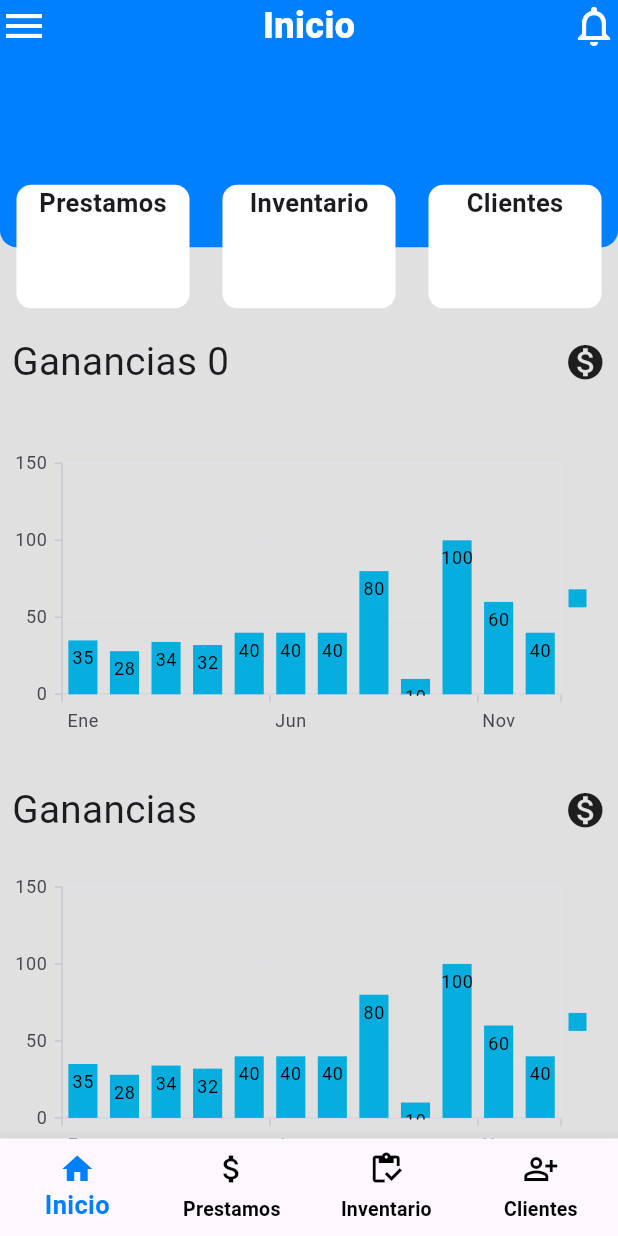
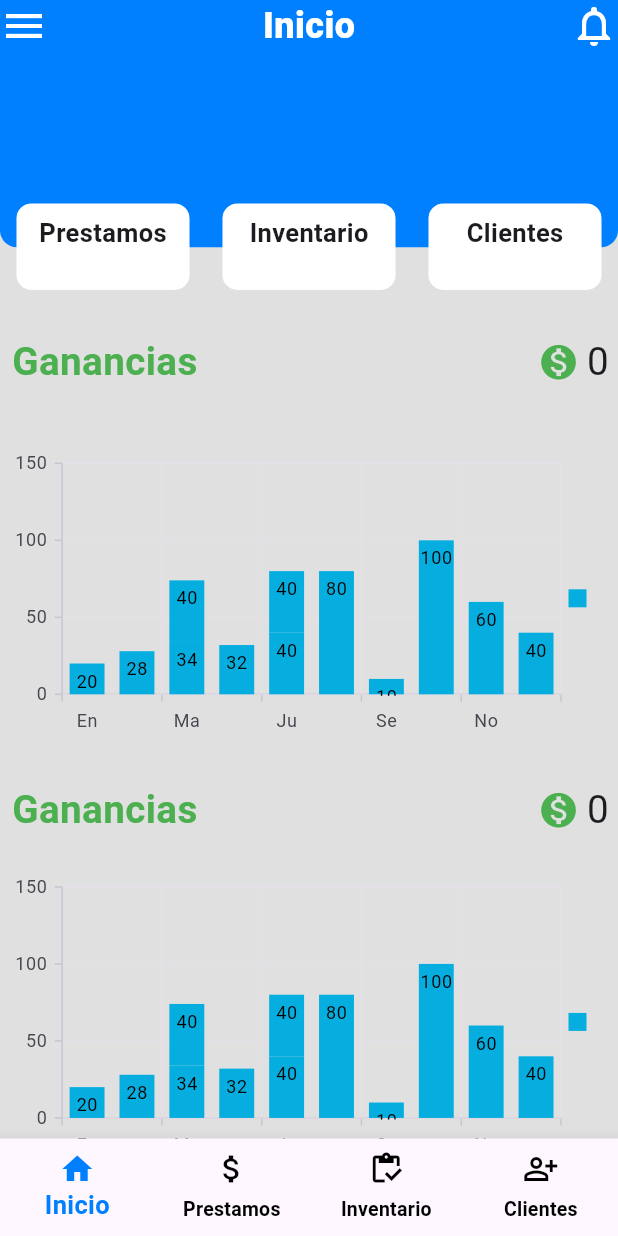
Before and after one commit to Angel10Loo/LoanApp, a Flutter app: the screen it shows after launch, on a phone screen of 412 x 824 dp. Run offline on Flutter 3.47's test engine with Material 3 defaults, Android fonts, the phone set to English and light mode, and no system bars; our stand-ins replace bloc, cloud_firestore, dropdown_search, firebase_core, syncfusion_flutter_charts; accounts and stored records are empty.

Commit message:
new changes

```diff
--- a/lib/main.dart
+++ b/lib/main.dart
@@ -6,6 +6,7 @@ import 'firebase_options.dart';
 void main() async {
   WidgetsFlutterBinding.ensureInitialized();
   await Firebase.initializeApp(
+    name: 'loan2-47cef',
     options: DefaultFirebaseOptions.currentPlatform,
   );
   runApp(const MyApp());
@@ -14,7 +15,6 @@ void main() async {
 class MyApp extends StatelessWidget {
   const MyApp({Key? key}) : super(key: key);
 
-  // This widget is the root of your application.
   @override
   Widget build(BuildContext context) {
     return MaterialApp(
--- a/lib/src/presentation/Widgets/chart_widget.dart
+++ b/lib/src/presentation/Widgets/chart_widget.dart
@@ -12,25 +12,25 @@ class ChartWidget extends StatefulWidget {
 
 class _ChartWidgetState extends State<ChartWidget> {
   List<_SalesData> data = [
-    _SalesData('Ene', 35),
-    _SalesData('Feb', 28),
-    _SalesData('Mar', 34),
+    _SalesData('En', 20),
+    _SalesData('Fe', 28),
+    _SalesData('Ma', 34),
     _SalesData('Ab', 32),
     _SalesData('Ma', 40),
-    _SalesData('Jun', 40),
-    _SalesData('Jul', 40),
-    _SalesData('Ago', 80),
-    _SalesData('Sep', 10),
-    _SalesData('Oct', 100),
-    _SalesData('Nov', 60),
-    _SalesData('Dic', 40)
+    _SalesData('Ju', 40),
+    _SalesData('Ju', 40),
+    _SalesData('Ag', 80),
+    _SalesData('Se', 10),
+    _SalesData('Oc', 100),
+    _SalesData('No', 60),
+    _SalesData('Di', 40)
   ];
   @override
   Widget build(BuildContext context) {
     return Scaffold(
         backgroundColor: bodyColor,
         body: Center(
-          child: Container(
+          child: SizedBox(
             height: 300,
             width: double.infinity,
             child: SfCartesianChart(
--- a/lib/src/presentation/screens/main_screen.dart
+++ b/lib/src/presentation/screens/main_screen.dart
@@ -59,15 +59,32 @@ class _MainScreenState extends State<MainScreen> {
                             Padding(
                               padding: const EdgeInsets.all(8.0),
                               child: Text(
-                                "Ganancias ${Helper.formatNumberWithCommas(loanIncome.toString())}",
-                                style: TextStyle(fontSize: rp.dp(2.8)),
+                                "Ganancias ",
+                                style: TextStyle(
+                                    fontSize: rp.dp(2.8),
+                                    fontWeight: FontWeight.w600,
+                                    color: Colors.green),
+                              ),
+                            ),
+                            Row(
+                              children: [
+                                Padding(
+                                  padding: const EdgeInsets.only(right: 5),
+                                  child: Icon(
+                                    Icons.monetization_on,
+                                    size: rp.dp(3.01),
+                                    color: Colors.green,
                                   ),
                                 ),
                                 Padding(
-                              padding: const EdgeInsets.all(8.0),
-                              child: Icon(Icons.monetization_on,
-                                  size: rp.dp(3.01)),
-                            )
+                                  padding: const EdgeInsets.only(right: 6),
+                                  child: Text(
+                                      Helper.formatNumberWithCommas(
+                                          loanIncome.toString()),
+                                      style: TextStyle(fontSize: rp.dp(2.8))),
+                                ),
+                              ],
+                            ),
                           ]),
                     )),
                 SizedBox(height: rp.hp(2)),
@@ -85,15 +102,32 @@ class _MainScreenState extends State<MainScreen> {
                             Padding(
                               padding: const EdgeInsets.all(8.0),
                               child: Text(
-                                "Ganancias",
-                                style: TextStyle(fontSize: rp.dp(2.8)),
+                                "Ganancias ",
+                                style: TextStyle(
+                                    fontSize: rp.dp(2.8),
+                                    fontWeight: FontWeight.w600,
+                                    color: Colors.green),
+                              ),
+                            ),
+                            Row(
+                              children: [
+                                Padding(
+                                  padding: const EdgeInsets.only(right: 5),
+                                  child: Icon(
+                                    Icons.monetization_on,
+                                    size: rp.dp(3.01),
+                                    color: Colors.green,
                                   ),
                                 ),
                                 Padding(
-                              padding: const EdgeInsets.all(8.0),
-                              child: Icon(Icons.monetization_on,
-                                  size: rp.dp(3.01)),
-                            )
+                                  padding: const EdgeInsets.only(right: 6),
+                                  child: Text(
+                                      Helper.formatNumberWithCommas(
+                                          loanIncome.toString()),
+                                      style: TextStyle(fontSize: rp.dp(2.8))),
+                                ),
+                              ],
+                            ),
                           ]),
                     )),
                 const SizedBox(
@@ -138,44 +172,53 @@ class appbarWidget extends StatelessWidget implements PreferredSizeWidget {
               mainAxisAlignment: MainAxisAlignment.spaceAround,
               children: <Widget>[
                 Container(
-                  height: rp.hp(10),
+                  height: rp.hp(7),
                   width: rp.wp(28),
                   decoration: BoxDecoration(
                       color: Colors.white,
                       borderRadius: BorderRadius.circular(10.0)),
                   child: const Column(
                     children: <Widget>[
-                      Text('Prestamos',
+                      Padding(
+                        padding: EdgeInsets.all(8.0),
+                        child: Text('Prestamos',
                             style: TextStyle(
                                 fontWeight: FontWeight.bold, fontSize: 17)),
+                      ),
                     ],
                   ),
                 ),
                 Container(
-                  height: rp.hp(10),
+                  height: rp.hp(7),
                   width: rp.wp(28),
                   decoration: BoxDecoration(
                       color: Colors.white,
                       borderRadius: BorderRadius.circular(10.0)),
                   child: const Column(
                     children: <Widget>[
-                      Text('Inventario',
+                      Padding(
+                        padding: EdgeInsets.all(8.0),
+                        child: Text('Inventario',
                             style: TextStyle(
                                 fontWeight: FontWeight.bold, fontSize: 17)),
+                      ),
                     ],
                   ),
                 ),
                 Container(
-                  height: rp.hp(10),
+                  height: rp.hp(7),
                   width: rp.wp(28),
                   decoration: BoxDecoration(
                       color: Colors.white,
                       borderRadius: BorderRadius.circular(10.0)),
                   child: const Column(
                     children: <Widget>[
-                      Text('Clientes',
+                      Padding(
+                        padding: EdgeInsets.all(8.0),
+                        child: Text('Clientes',
                             style: TextStyle(
                                 fontWeight: FontWeight.bold, fontSize: 17)),
+                      ),
                     ],
                   ),
                 )
--- a/lib/src/presentation/screens/payment_screen.dart
+++ b/lib/src/presentation/screens/payment_screen.dart
@@ -11,7 +11,7 @@ import 'package:loan_app/src/utils/helper.dart';
 import 'package:loan_app/src/utils/responsive.dart';
 
 class PaymentScreen extends StatefulWidget {
-  PaymentScreen({Key? key}) : super(key: key);
+  const PaymentScreen({Key? key}) : super(key: key);
 
   @override
   State<PaymentScreen> createState() => _PaymentScreenState();
```
Also changed, not shown: lib/firebase_options.dart. Lines whose indentation alone changed are shown as unchanged.
